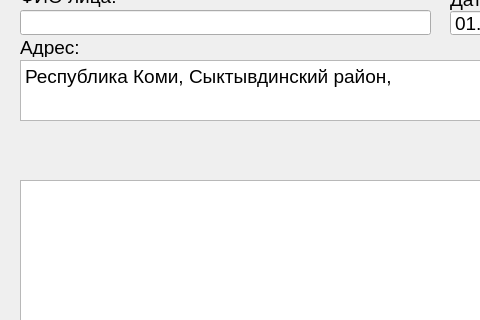
Above: req.ui from PanyukovNN/Req-Qt before the change; both pictures show x 0 to 480 and y 350 to 670 of the 624 by 846 pixel window. Below: the same form after it.
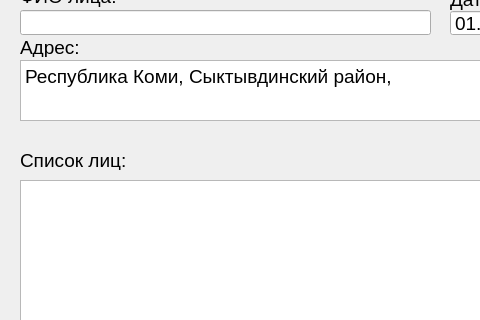
That is the form after the change.

Commit message: add label for personinput

Patch:
```diff
--- a/req.ui
+++ b/req.ui
@@ -481,6 +481,24 @@
      <string>По умолчанию</string>
     </property>
    </widget>
+   <widget class="QLabel" name="label_9">
+    <property name="geometry">
+     <rect>
+      <x>20</x>
+      <y>500</y>
+      <width>171</width>
+      <height>20</height>
+     </rect>
+    </property>
+    <property name="font">
+     <font>
+      <pointsize>14</pointsize>
+     </font>
+    </property>
+    <property name="text">
+     <string>Список лиц:</string>
+    </property>
+   </widget>
   </widget>
   <widget class="QMenuBar" name="menubar">
    <property name="geometry">
```
Left out of the diff: 18 changed lines with no effect on the pictures. The commit also changes 1 other file.
